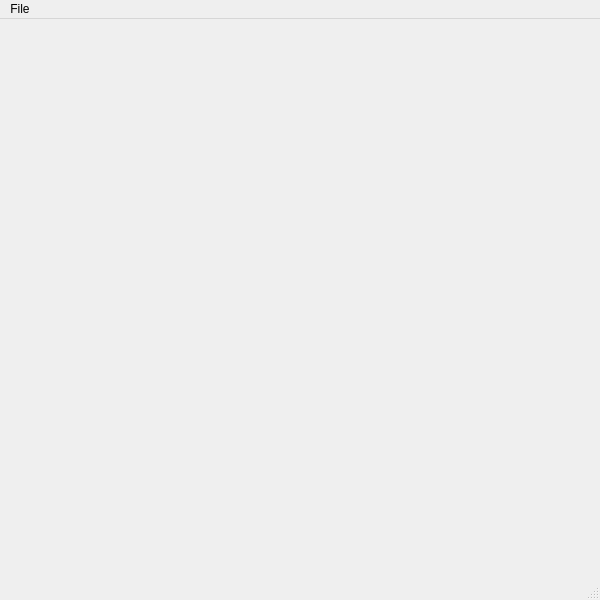
Above: app_design/main_window.ui from FilipTirnanic96/sudoku_application before the change. Below: the same form after it.
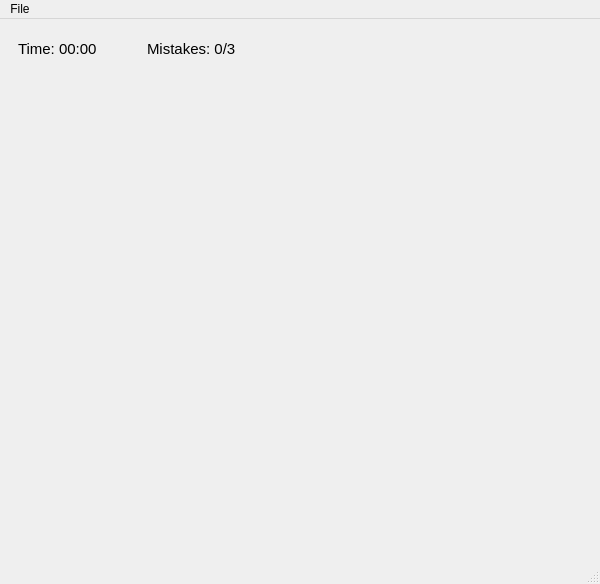
That is the form after the change.

The edit to the form file:
```diff
--- a/app_design/main_window.ui
+++ b/app_design/main_window.ui
@@ -7,7 +7,7 @@
     <x>0</x>
     <y>0</y>
     <width>600</width>
-    <height>600</height>
+    <height>584</height>
    </rect>
   </property>
   <property name="minimumSize">
@@ -28,11 +28,78 @@
   <property name="styleSheet">
    <string notr="true"/>
   </property>
-  <widget class="QWidget" name="centralwidget">
+  <widget class="QWidget" name="mainwidget">
    <property name="styleSheet">
     <string notr="true"/>
    </property>
+   <layout class="QVBoxLayout" name="verticalLayout">
+    <item>
+     <widget class="QWidget" name="topwidget" native="true">
+      <property name="sizePolicy">
+       <sizepolicy hsizetype="Preferred" vsizetype="Preferred">
+        <horstretch>0</horstretch>
+        <verstretch>10</verstretch>
+       </sizepolicy>
+      </property>
+      <layout class="QHBoxLayout" name="horizontalLayout">
+       <property name="spacing">
+        <number>50</number>
+       </property>
+       <property name="topMargin">
+        <number>12</number>
+       </property>
+       <item>
+        <widget class="QLabel" name="timerLabel">
+         <property name="sizePolicy">
+          <sizepolicy hsizetype="Expanding" vsizetype="Expanding">
+           <horstretch>0</horstretch>
+           <verstretch>0</verstretch>
+          </sizepolicy>
+         </property>
+         <property name="font">
+          <font>
+           <pointsize>11</pointsize>
+          </font>
+         </property>
+         <property name="text">
+          <string>Time: 00:00</string>
+         </property>
+        </widget>
+       </item>
+       <item>
+        <widget class="QLabel" name="mistakeLabel">
+         <property name="sizePolicy">
+          <sizepolicy hsizetype="Expanding" vsizetype="Expanding">
+           <horstretch>5</horstretch>
+           <verstretch>0</verstretch>
+          </sizepolicy>
+         </property>
+         <property name="font">
+          <font>
+           <pointsize>11</pointsize>
+          </font>
+         </property>
+         <property name="text">
+          <string>Mistakes: 0/3</string>
+         </property>
+        </widget>
+       </item>
+      </layout>
+     </widget>
+    </item>
+    <item>
+     <widget class="QWidget" name="centralwidget" native="true">
+      <property name="sizePolicy">
+       <sizepolicy hsizetype="Preferred" vsizetype="Preferred">
+        <horstretch>0</horstretch>
+        <verstretch>252</verstretch>
+       </sizepolicy>
+      </property>
+     </widget>
+    </item>
+   </layout>
   </widget>
+  <widget class="QStatusBar" name="statusbar"/>
   <widget class="QMenuBar" name="menubar">
    <property name="geometry">
     <rect>
@@ -50,8 +117,7 @@
    </widget>
    <addaction name="menuFile"/>
   </widget>
-  <widget class="QStatusBar" name="statusbar"/>
-  <action name="action">
+  <action name="actionNewGame">
    <property name="text">
     <string>Open</string>
    </property>
```
Left out of the diff: 11 changed lines with no effect on the pictures.
